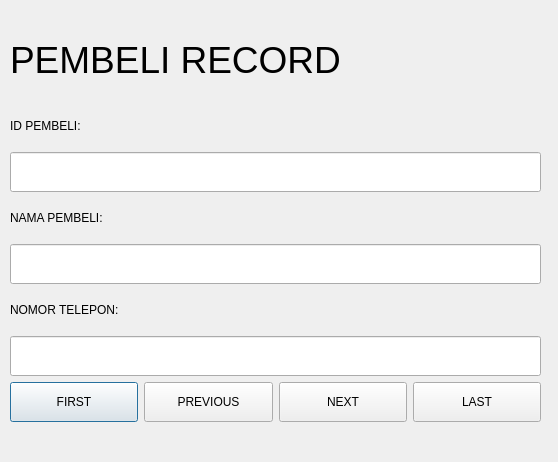
Above: src/ui/pembelirecord.ui from zanra2401/UAS_PEMDES before the change. Below: the same form after it.
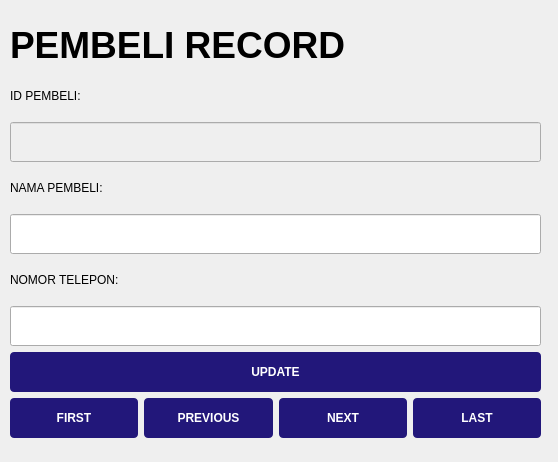
That is the form after the change.

```diff
--- a/src/ui/pembelirecord.ui
+++ b/src/ui/pembelirecord.ui
@@ -52,6 +52,8 @@
       <property name="font">
        <font>
         <pointsize>28</pointsize>
+        <weight>75</weight>
+        <bold>true</bold>
        </font>
       </property>
       <property name="text">
@@ -85,6 +87,9 @@
       </item>
       <item>
        <widget class="QLineEdit" name="IDPEMBELI">
+        <property name="enabled">
+         <bool>false</bool>
+        </property>
         <property name="minimumSize">
          <size>
           <width>0</width>
@@ -151,6 +156,28 @@
         </property>
        </widget>
       </item>
+      <item>
+       <widget class="QPushButton" name="UPDATE">
+        <property name="minimumSize">
+         <size>
+          <width>0</width>
+          <height>40</height>
+         </size>
+        </property>
+        <property name="styleSheet">
+         <string notr="true">background: #22177A;
+color: white;
+font-weight: bold;
+border: none;
+padding-left: 20px;
+padding-right: 20px;
+border-radius: 4px;</string>
+        </property>
+        <property name="text">
+         <string>UPDATE</string>
+        </property>
+       </widget>
+      </item>
       <item>
        <layout class="QHBoxLayout" name="horizontalLayout">
         <item>
@@ -161,6 +188,15 @@
             <height>40</height>
            </size>
           </property>
+          <property name="styleSheet">
+           <string notr="true">background: #22177A;
+color: white;
+font-weight: bold;
+border: none;
+padding-left: 20px;
+padding-right: 20px;
+border-radius: 4px;</string>
+          </property>
           <property name="text">
            <string>FIRST</string>
           </property>
@@ -174,6 +210,15 @@
             <height>40</height>
            </size>
           </property>
+          <property name="styleSheet">
+           <string notr="true">background: #22177A;
+color: white;
+font-weight: bold;
+border: none;
+padding-left: 20px;
+padding-right: 20px;
+border-radius: 4px;</string>
+          </property>
           <property name="text">
            <string>PREVIOUS</string>
           </property>
@@ -187,6 +232,15 @@
             <height>40</height>
            </size>
           </property>
+          <property name="styleSheet">
+           <string notr="true">background: #22177A;
+color: white;
+font-weight: bold;
+border: none;
+padding-left: 20px;
+padding-right: 20px;
+border-radius: 4px;</string>
+          </property>
           <property name="text">
            <string>NEXT</string>
           </property>
@@ -200,6 +254,15 @@
             <height>40</height>
            </size>
           </property>
+          <property name="styleSheet">
+           <string notr="true">background: #22177A;
+color: white;
+font-weight: bold;
+border: none;
+padding-left: 20px;
+padding-right: 20px;
+border-radius: 4px;</string>
+          </property>
           <property name="text">
            <string>LAST</string>
           </property>
```
